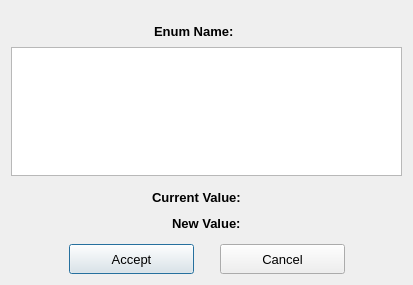
Before: the Qt Designer form TCP_Client/EnumSelectionDialog.ui in epw7856/TCP_Client, drawn with Qt 5.
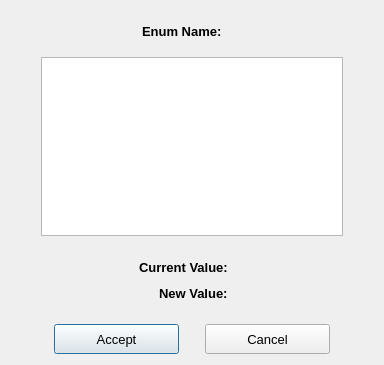
After: the same form once the commit is applied.

Commit message: Implemented logic to show the enum selection dialog.

Diff of the .ui file:
```diff
--- a/TCP_Client/EnumSelectionDialog.ui
+++ b/TCP_Client/EnumSelectionDialog.ui
@@ -9,8 +9,8 @@
    <rect>
     <x>0</x>
     <y>0</y>
-    <width>413</width>
-    <height>285</height>
+    <width>384</width>
+    <height>365</height>
    </rect>
   </property>
   <property name="font">
@@ -65,7 +65,7 @@
         </font>
        </property>
        <property name="text">
-        <string>Enum Name:   </string>
+        <string>Enum Name:  </string>
        </property>
       </widget>
      </item>
@@ -92,7 +92,59 @@
     </layout>
    </item>
    <item>
-    <widget class="QListView" name="listViewEnumValues"/>
+    <spacer name="verticalSpacer_4">
+     <property name="orientation">
+      <enum>Qt::Vertical</enum>
+     </property>
+     <property name="sizeType">
+      <enum>QSizePolicy::Fixed</enum>
+     </property>
+     <property name="sizeHint" stdset="0">
+      <size>
+       <width>20</width>
+       <height>10</height>
+      </size>
+     </property>
+    </spacer>
+   </item>
+   <item>
+    <layout class="QHBoxLayout" name="horizontalLayout_8">
+     <item>
+      <spacer name="horizontalSpacer_13">
+       <property name="orientation">
+        <enum>Qt::Horizontal</enum>
+       </property>
+       <property name="sizeType">
+        <enum>QSizePolicy::Minimum</enum>
+       </property>
+       <property name="sizeHint" stdset="0">
+        <size>
+         <width>30</width>
+         <height>20</height>
+        </size>
+       </property>
+      </spacer>
+     </item>
+     <item>
+      <widget class="QListView" name="listViewEnumValues"/>
+     </item>
+     <item>
+      <spacer name="horizontalSpacer_12">
+       <property name="orientation">
+        <enum>Qt::Horizontal</enum>
+       </property>
+       <property name="sizeType">
+        <enum>QSizePolicy::Minimum</enum>
+       </property>
+       <property name="sizeHint" stdset="0">
+        <size>
+         <width>30</width>
+         <height>20</height>
+        </size>
+       </property>
+      </spacer>
+     </item>
+    </layout>
    </item>
    <item>
     <spacer name="verticalSpacer_2">
@@ -105,7 +157,7 @@
      <property name="sizeHint" stdset="0">
       <size>
        <width>20</width>
-       <height>5</height>
+       <height>15</height>
       </size>
      </property>
     </spacer>
@@ -156,7 +208,7 @@
             </font>
            </property>
            <property name="text">
-            <string>Current Value:  </string>
+            <string>Current Value: </string>
            </property>
            <property name="alignment">
             <set>Qt::AlignLeading|Qt::AlignLeft|Qt::AlignVCenter</set>
@@ -239,7 +291,7 @@
             </font>
            </property>
            <property name="text">
-            <string>New Value:  </string>
+            <string>New Value: </string>
            </property>
           </widget>
          </item>
@@ -273,7 +325,7 @@
      <property name="sizeHint" stdset="0">
       <size>
        <width>20</width>
-       <height>5</height>
+       <height>15</height>
       </size>
      </property>
     </spacer>
```
The commit also changes 12 other files.
